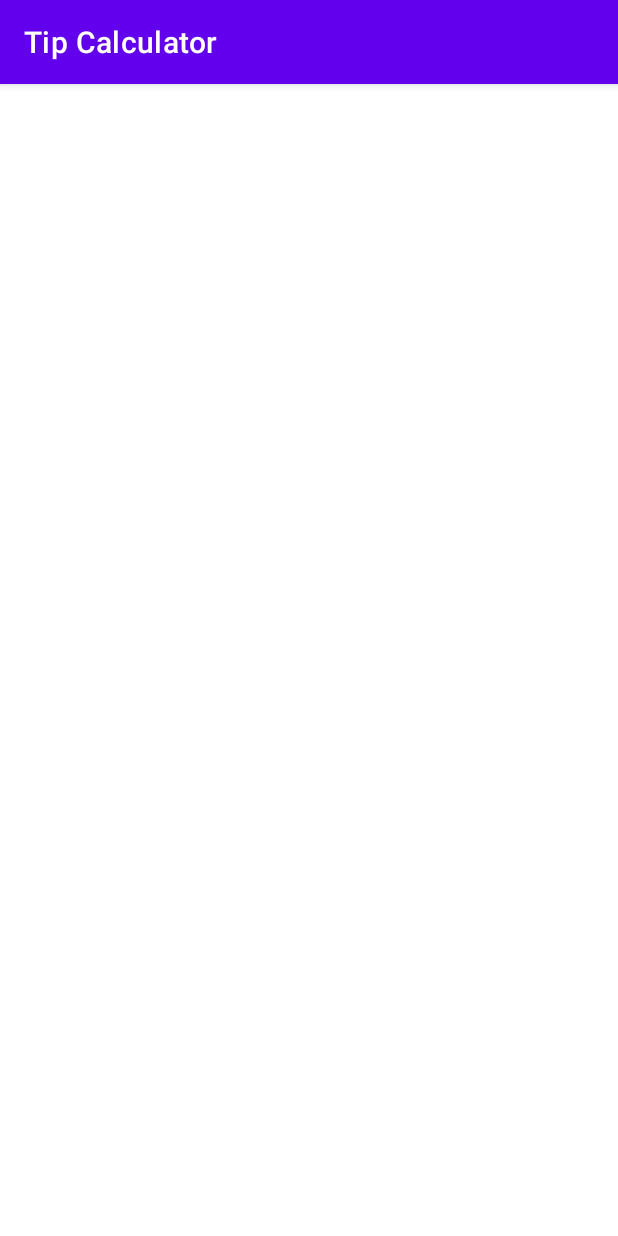
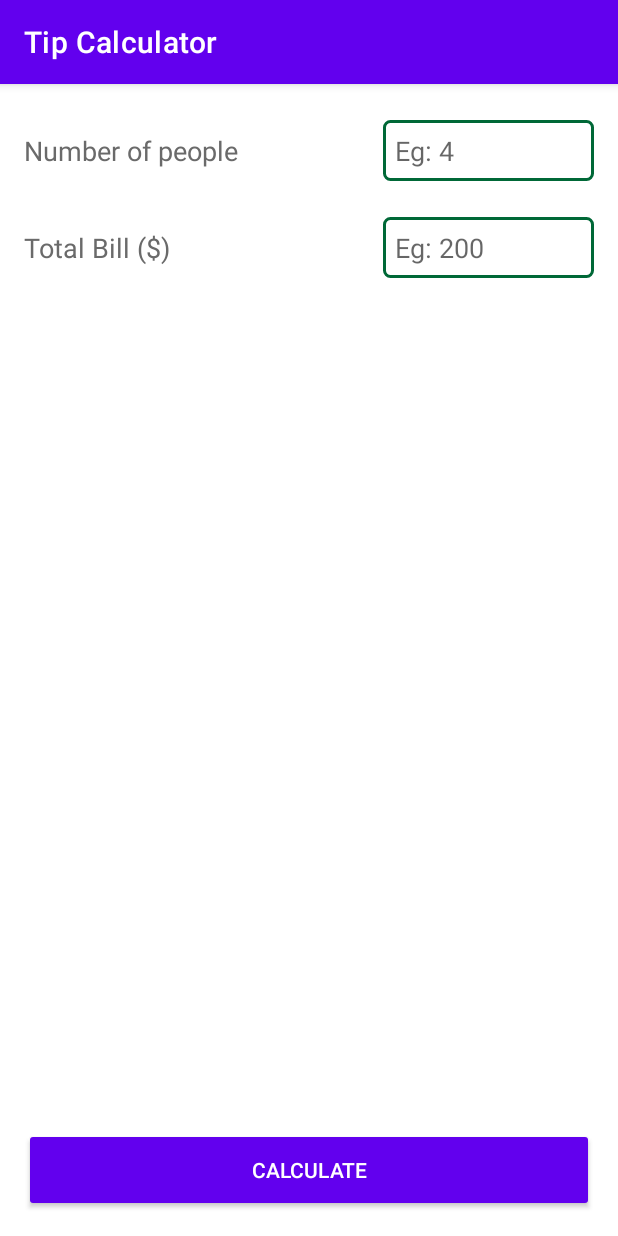
Before and after one commit to kalyandechiraju/TipCalculatorSample, an Android app: the MainActivity screen opened directly, with no data from a screen before it, on a phone screen of 412 x 824 dp. Run offline under Robolectric (Android 15) with nearby library versions, the phone set to English and light mode, and no system bars.

Commit message:
Update starter project

```diff
--- a/app/src/main/res/layout/activity_main.xml
+++ b/app/src/main/res/layout/activity_main.xml
@@ -26,6 +26,108 @@
       app:titleTextColor="@color/white" />
   </android.support.design.widget.AppBarLayout>
 
-  <!--TODO add UI from here-->
+  <ScrollView
+    android:layout_width="0dp"
+    android:layout_height="0dp"
+    android:orientation="vertical"
+    app:layout_constraintBottom_toBottomOf="parent"
+    app:layout_constraintEnd_toEndOf="parent"
+    app:layout_constraintStart_toStartOf="parent"
+    app:layout_constraintTop_toBottomOf="@+id/activity_main_appbar">
+
+    <android.support.constraint.ConstraintLayout
+      android:layout_width="match_parent"
+      android:layout_height="wrap_content">
+
+      <TextView
+        android:id="@+id/activity_main_people_count_label"
+        android:layout_width="0dp"
+        android:layout_height="wrap_content"
+        android:layout_marginStart="16dp"
+        android:layout_marginTop="32dp"
+        android:layout_marginEnd="8dp"
+        android:text="@string/activity_main_people_count_label_text"
+        android:textColor="#6a6a6a"
+        android:textSize="18sp"
+        app:layout_constraintEnd_toStartOf="@+id/guideline"
+        app:layout_constraintStart_toStartOf="parent"
+        app:layout_constraintTop_toTopOf="parent" />
+
+      <EditText
+        android:id="@+id/activity_main_people_count_value"
+        android:layout_width="0dp"
+        android:layout_height="wrap_content"
+        android:layout_marginStart="8dp"
+        android:layout_marginEnd="16dp"
+        android:background="@drawable/bg_edittext_border"
+        android:ems="10"
+        android:hint="@string/activity_main_people_count_hint"
+        android:importantForAutofill="no"
+        android:inputType="number"
+        android:padding="8dp"
+        app:layout_constraintBottom_toBottomOf="@+id/activity_main_people_count_label"
+        app:layout_constraintEnd_toEndOf="parent"
+        app:layout_constraintStart_toStartOf="@+id/guideline"
+        app:layout_constraintTop_toTopOf="@+id/activity_main_people_count_label"
+        tools:ignore="UnusedAttribute" />
+
+      <TextView
+        android:id="@+id/activity_main_total_bill_label"
+        android:layout_width="0dp"
+        android:layout_height="wrap_content"
+        android:layout_marginStart="16dp"
+        android:layout_marginTop="32dp"
+        android:layout_marginEnd="8dp"
+        android:text="@string/activity_main_total_bill_label_text"
+        android:textColor="#6a6a6a"
+        android:textSize="18sp"
+        app:layout_constraintEnd_toStartOf="@+id/guideline"
+        app:layout_constraintStart_toStartOf="parent"
+        app:layout_constraintTop_toBottomOf="@+id/activity_main_people_count_value" />
+
+      <android.support.constraint.Guideline
+        android:id="@+id/guideline"
+        android:layout_width="wrap_content"
+        android:layout_height="wrap_content"
+        android:orientation="vertical"
+        app:layout_constraintGuide_percent="0.6" />
+
+      <EditText
+        android:id="@+id/activity_main_total_bill_value"
+        android:layout_width="0dp"
+        android:layout_height="wrap_content"
+        android:layout_marginStart="8dp"
+        android:layout_marginEnd="16dp"
+        android:background="@drawable/bg_edittext_border"
+        android:ems="10"
+        android:hint="@string/activity_main_total_bill_hint"
+        android:importantForAutofill="no"
+        android:inputType="numberDecimal"
+        android:padding="8dp"
+        app:layout_constraintBottom_toBottomOf="@+id/activity_main_total_bill_label"
+        app:layout_constraintEnd_toEndOf="parent"
+        app:layout_constraintStart_toStartOf="@+id/guideline"
+        app:layout_constraintTop_toTopOf="@+id/activity_main_total_bill_label"
+        tools:ignore="UnusedAttribute" />
+
+      <!--TODO add your code here-->
+
+    </android.support.constraint.ConstraintLayout>
+  </ScrollView>
+
+  <Button
+    android:id="@+id/activity_main_calculate_button"
+    style="@style/Widget.AppCompat.Button.Colored"
+    android:layout_width="0dp"
+    android:layout_height="wrap_content"
+    android:layout_marginStart="16dp"
+    android:layout_marginEnd="16dp"
+    android:layout_marginBottom="16dp"
+    android:minHeight="56dp"
+    android:text="@string/activity_main_calculate_button_text"
+    android:textAllCaps="true"
+    app:layout_constraintBottom_toBottomOf="parent"
+    app:layout_constraintEnd_toEndOf="parent"
+    app:layout_constraintStart_toStartOf="parent" />
 
 </android.support.constraint.ConstraintLayout>
```
